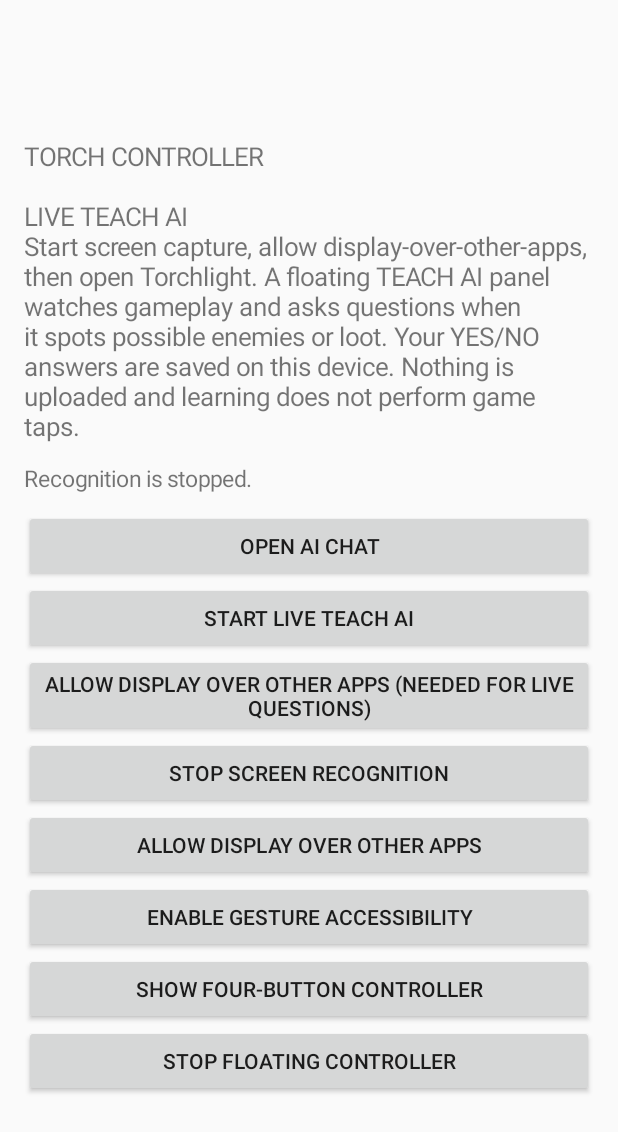
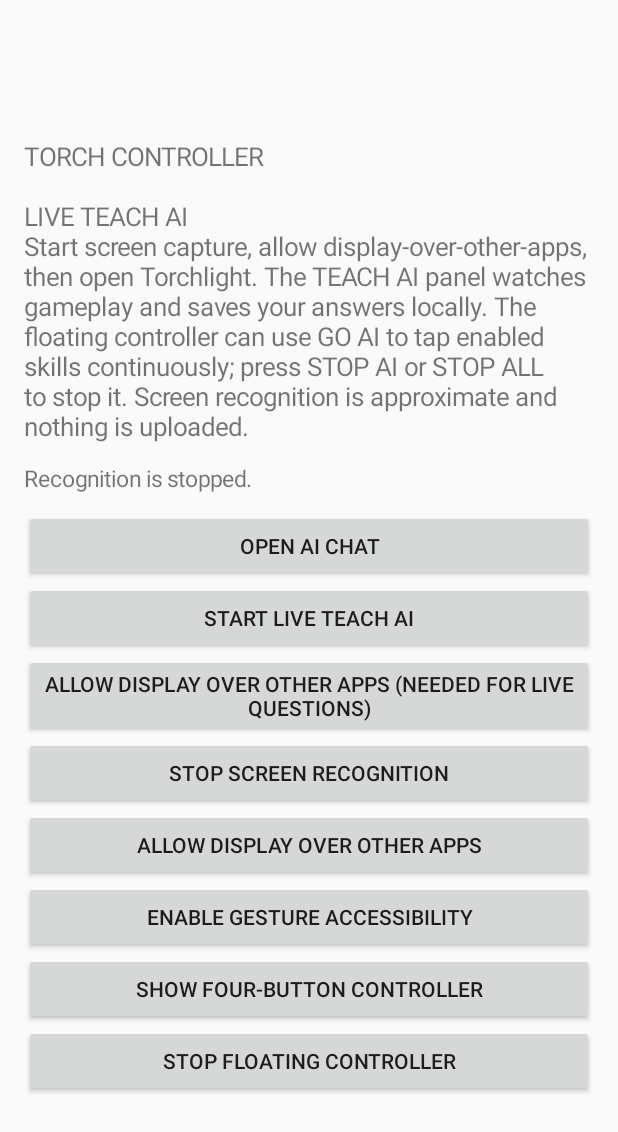
Before and after one commit to imcrackedpixel/Torch, an Android app: the screen it shows after launch (MainActivity), on a phone screen of 412 x 824 dp. Shown: the top 1132 px of the screen. Run offline under Robolectric (Android 15) with nearby library versions, the phone set to English and light mode, and no system bars.

Commit message:
Update app guidance for continuous GO/STOP AI mode

```diff
--- a/app/src/main/java/com/imcrackedpixel/torchcontroller/MainActivity.kt
+++ b/app/src/main/java/com/imcrackedpixel/torchcontroller/MainActivity.kt
@@ -34,7 +34,7 @@ class MainActivity : Activity() {
             setPadding(24, 24, 24, 24)
         }
         root.addView(TextView(this).apply {
-            text = "TORCH CONTROLLER\n\nLIVE TEACH AI\nStart screen capture, allow display-over-other-apps, then open Torchlight. A floating TEACH AI panel watches gameplay and asks questions when it spots possible enemies or loot. Your YES/NO answers are saved on this device. Nothing is uploaded and learning does not perform game taps."
+            text = "TORCH CONTROLLER\n\nLIVE TEACH AI\nStart screen capture, allow display-over-other-apps, then open Torchlight. The TEACH AI panel watches gameplay and saves your answers locally. The floating controller can use GO AI to tap enabled skills continuously; press STOP AI or STOP ALL to stop it. Screen recognition is approximate and nothing is uploaded."
             textSize = 17f
         })
         status = TextView(this).apply {
```
